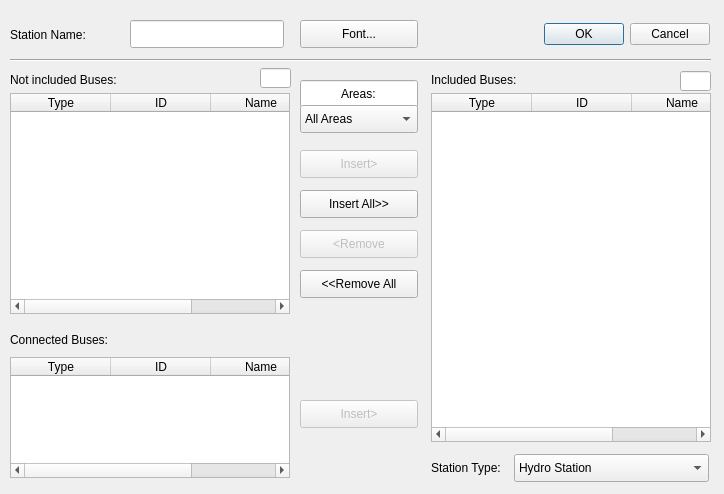
The window that GSCD/adddialog.ui (fzlgejiao/PowerTool) describes before a commit, drawn with Qt 5.
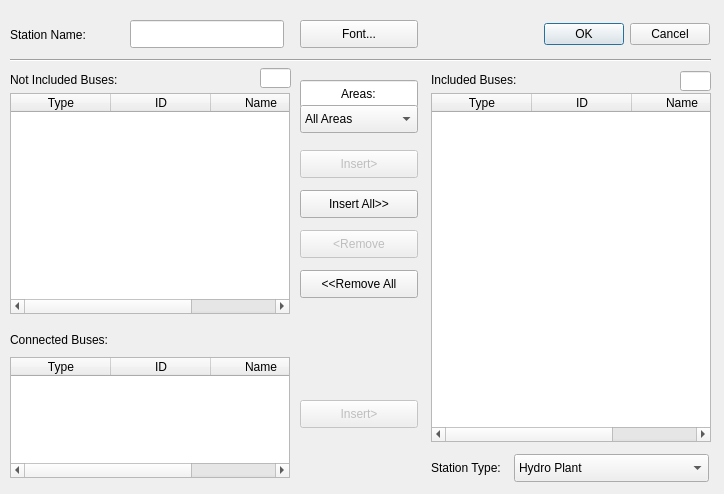
The same window after the commit.

Commit message: 1) update station parameters in each config dialog instead of after dialog 2) replace QListView with QListWidget to fix bugs of set nodes to station 3) add version to status bar 4) sync status of menu between mdi child window 5) fix bugs of station name item for voltage value showing

Diff of the .ui file:
```diff
--- a/GSCD/adddialog.ui
+++ b/GSCD/adddialog.ui
@@ -26,7 +26,7 @@
     </rect>
    </property>
    <property name="text">
-    <string>Not included Buses:</string>
+    <string>Not Included Buses:</string>
    </property>
   </widget>
   <widget class="Line" name="line">
@@ -368,7 +368,7 @@
    </property>
    <item>
     <property name="text">
-     <string>Hydro Station</string>
+     <string>Hydro Plant</string>
     </property>
    </item>
    <item>
```
Left out of the diff: 10 changed lines with no effect on the pictures. The commit also changes 19 other files.
